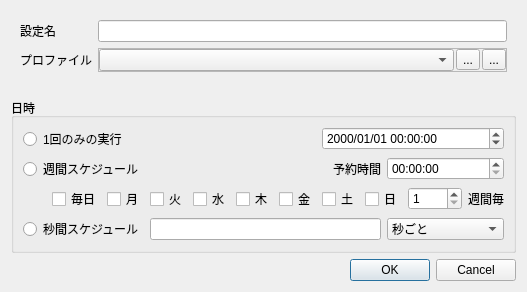
Qt form src/AutoBatchScheduler/startupdialog.ui (karakirimu/AutoBatchTools) before a commit.
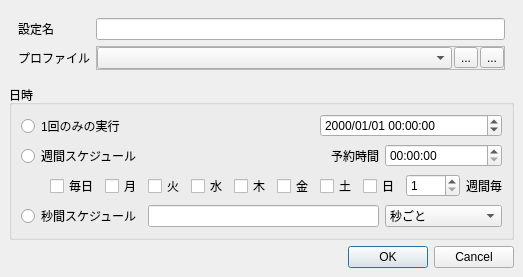
The same form after that commit. Icons and pictures are not drawn. Custom widgets are drawn as their Qt base class.

The edit to the form file:
```diff
--- a/src/AutoBatchScheduler/startupdialog.ui
+++ b/src/AutoBatchScheduler/startupdialog.ui
@@ -7,15 +7,36 @@
     <x>0</x>
     <y>0</y>
     <width>509</width>
-    <height>292</height>
+    <height>271</height>
    </rect>
   </property>
   <property name="windowTitle">
    <string>Dialog</string>
   </property>
   <layout class="QVBoxLayout" name="verticalLayout">
+   <property name="spacing">
+    <number>6</number>
+   </property>
+   <property name="leftMargin">
+    <number>9</number>
+   </property>
+   <property name="topMargin">
+    <number>9</number>
+   </property>
+   <property name="rightMargin">
+    <number>9</number>
+   </property>
+   <property name="bottomMargin">
+    <number>9</number>
+   </property>
    <item>
     <widget class="QFrame" name="frame">
+     <property name="sizePolicy">
+      <sizepolicy hsizetype="Preferred" vsizetype="Minimum">
+       <horstretch>0</horstretch>
+       <verstretch>0</verstretch>
+      </sizepolicy>
+     </property>
      <property name="frameShape">
       <enum>QFrame::NoFrame</enum>
      </property>
```
